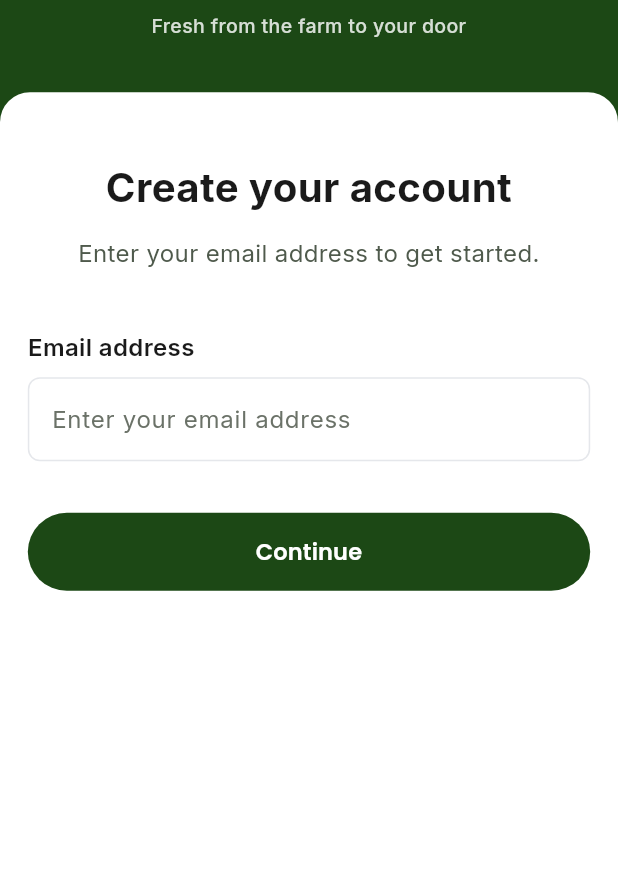
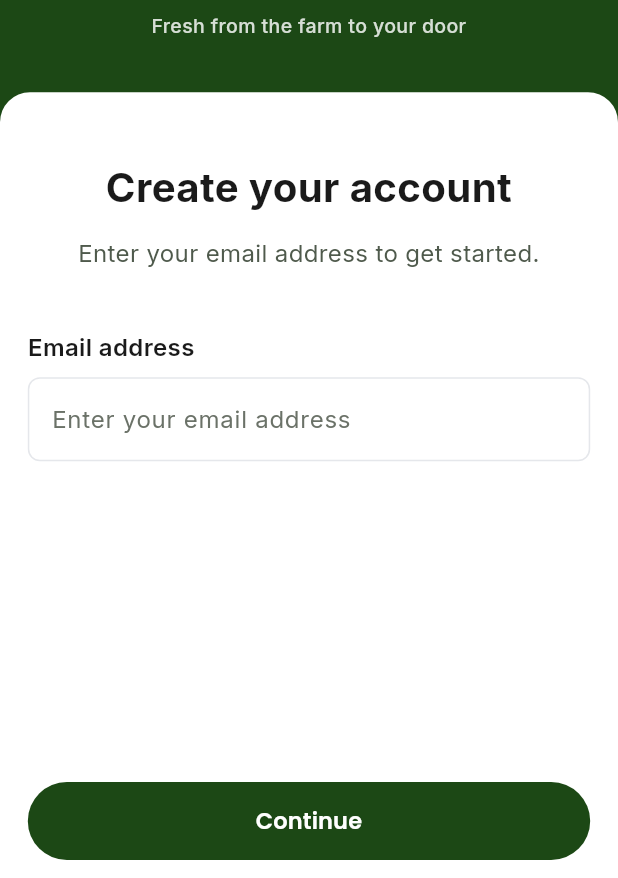
Before and after one commit to Delian21/growbox-app, a Flutter app: the RegistrationScreen screen opened directly, after a tap on "Continue with Email", on a phone screen of 412 x 824 dp, the part 358-1236 px from its top. Run offline on Flutter 3.47's test engine with Material 3 defaults, Android fonts, the phone set to English and light mode, and no system bars; our stand-ins replace google_fonts, google_maps_flutter, shared_preferences, speech_to_text; accounts and stored records are empty.

Commit message:
Pin the sign-up CTA in the sheet and fit the welcome step on short phones
The welcome step carried the only consent notice, and the sheet ended above
the Continue button on short screens. The CTA now lives in a pinned footer
that clears the keyboard inset, and the welcome content is tightened so the
notice and Skip stay above the fold at 360x640.

Generated with Codebuff 🤖
Co-Authored-By: Codebuff <noreply@codebuff.com>

```diff
--- a/lib/screens/registration_screen.dart
+++ b/lib/screens/registration_screen.dart
@@ -223,7 +223,7 @@ class _RegistrationScreenState extends State<RegistrationScreen> {
 
     return Scaffold(
       backgroundColor: C.primary(context),
-      resizeToAvoidBottomInset: true,
+      resizeToAvoidBottomInset: false,
       body: SafeArea(
         child: Stack(
           children: [
@@ -297,7 +297,7 @@ class _RegistrationScreenState extends State<RegistrationScreen> {
               left: 0,
               right: 0,
               top: bandHeight + panelGap,
-              bottom: 0,
+              bottom: MediaQuery.viewInsetsOf(context).bottom,
               child: Container(
                 decoration: BoxDecoration(
                   color: C.surface(context),
@@ -324,7 +324,6 @@ class _RegistrationScreenState extends State<RegistrationScreen> {
                         children: [
                           _WelcomeStep(
                             compact: compact,
-                            onContinueWithEmail: _next,
                             onLogin: () => Navigator.of(context).push(
                               MaterialPageRoute(
                                   builder: (_) => const LoginScreen()),
@@ -334,10 +333,7 @@ class _RegistrationScreenState extends State<RegistrationScreen> {
                                   builder: (_) => const LocationScreen()),
                             ),
                           ),
-                          _EmailStep(
-                            controller: _emailController,
-                            onContinue: _continueEmail,
-                          ),
+                          _EmailStep(controller: _emailController),
                           _PasswordStep(
                             passwordController: _passwordController,
                             confirmPasswordController: _confirmPasswordController,
@@ -348,12 +344,8 @@ class _RegistrationScreenState extends State<RegistrationScreen> {
                             onToggleConfirmPassword: () => setState(
                                 () =>
                                     _obscureConfirmPassword = !_obscureConfirmPassword),
-                            onContinue: _continuePassword,
                           ),
-                          _NameStep(
-                            controller: _nameController,
-                            onContinue: _continueName,
-                          ),
+                          _NameStep(controller: _nameController),
                           _EmailConfirmationStep(
                             email: _email,
                             isChecking: _isChecking,
@@ -364,6 +356,36 @@ class _RegistrationScreenState extends State<RegistrationScreen> {
                         ],
                       ),
                     ),
+                    if (_currentStep <= 3)
+                      SafeArea(
+                        top: false,
+                        child: Padding(
+                          padding: EdgeInsets.fromLTRB(
+                            AppSizing.horizontalPadding(context),
+                            AppSpacing.sm,
+                            AppSizing.horizontalPadding(context),
+                            AppSpacing.md,
+                          ),
+                          child: SizedBox(
+                            width: double.infinity,
+                            height: AppSizing.buttonHeight(context),
+                            child: AppButton(
+                              label: _currentStep == 0
+                                  ? 'Continue with Email'
+                                  : 'Continue',
+                              onPressed: switch (_currentStep) {
+                                0 => _next,
+                                1 => _continueEmail,
+                                2 => _continuePassword,
+                                _ => _continueName,
+                              },
+                              expand: true,
+                              height: AppSizing.buttonHeight(context),
+                              radius: AppRadii.pill,
+                            ),
+                          ),
+                        ),
+                      ),
                   ],
                 ),
               ),
@@ -382,13 +404,11 @@ class _RegistrationScreenState extends State<RegistrationScreen> {
 class _WelcomeStep extends StatelessWidget {
   /// Whether this is a short phone: tighter gaps and buttons, same content.
   final bool compact;
-  final VoidCallback onContinueWithEmail;
   final VoidCallback onLogin;
   final VoidCallback onSkip;
 
   const _WelcomeStep({
     required this.compact,
-    required this.onContinueWithEmail,
     required this.onLogin,
     required this.onSkip,
   });
@@ -400,7 +420,6 @@ class _WelcomeStep extends StatelessWidget {
     // Skip shortcut sit above the fold at 360×640 instead of below it.
     final sectionSpacing =
         AppSizing.welcomeFontSize(context) * (compact ? 0.45 : 0.9);
-    final ctaHeight = compact ? 48.0 : AppSizing.buttonHeightLarge(context);
     final socialHeight = compact ? 48.0 : AppSizing.buttonHeight(context);
 
     return SingleChildScrollView(
@@ -438,17 +457,6 @@ class _WelcomeStep extends StatelessWidget {
             ),
           ),
           SizedBox(height: sectionSpacing * 0.75),
-          SizedBox(
-            width: double.infinity,
-            height: ctaHeight,
-            child: AppButton(
-              label: 'Continue with Email',
-              onPressed: onContinueWithEmail,
-              expand: true,
-              height: ctaHeight,
-              radius: AppRadii.pill,
-            ),
-          ),
           SizedBox(height: compact ? 10 : AppSpacing.lg - 2),
           Row(
             mainAxisAlignment: MainAxisAlignment.center,
@@ -584,14 +592,12 @@ class _WelcomeStep extends StatelessWidget {
 
 class _EmailStep extends StatelessWidget {
   final TextEditingController controller;
-  final VoidCallback onContinue;
 
-  const _EmailStep({required this.controller, required this.onContinue});
+  const _EmailStep({required this.controller});
 
   @override
   Widget build(BuildContext context) {
     final size = MediaQuery.sizeOf(context);
-    final bottomPadding = MediaQuery.viewInsetsOf(context).bottom;
 
     return SingleChildScrollView(
       keyboardDismissBehavior: ScrollViewKeyboardDismissBehavior.onDrag,
@@ -599,7 +605,7 @@ class _EmailStep extends StatelessWidget {
         AppSizing.horizontalPadding(context),
         24,
         AppSizing.horizontalPadding(context),
-        24 + bottomPadding,
+        24,
       ),
       child: ConstrainedBox(
         constraints: BoxConstraints(
@@ -645,18 +651,6 @@ class _EmailStep extends StatelessWidget {
                   ),
                 ),
               ),
-              const Spacer(),
-              SizedBox(
-                width: double.infinity,
-                height: AppSizing.buttonHeight(context),
-                child: AppButton(
-                  label: 'Continue',
-                  onPressed: onContinue,
-                  expand: true,
-                  height: AppSizing.buttonHeight(context),
-                  radius: AppRadii.pill,
-                ),
-              ),
             ],
           ),
         ),
@@ -678,7 +672,6 @@ class _PasswordStep extends StatelessWidget {
   final bool obscureConfirmPassword;
   final VoidCallback onTogglePassword;
   final VoidCallback onToggleConfirmPassword;
-  final VoidCallback onContinue;
 
   const _PasswordStep({
     required this.passwordController,
@@ -687,13 +680,11 @@ class _PasswordStep extends StatelessWidget {
     required this.obscureConfirmPassword,
     required this.onTogglePassword,
     required this.onToggleConfirmPassword,
-    required this.onContinue,
   });
 
   @override
   Widget build(BuildContext context) {
     final size = MediaQuery.sizeOf(context);
-    final bottomPadding = MediaQuery.viewInsetsOf(context).bottom;
 
     return SingleChildScrollView(
       keyboardDismissBehavior: ScrollViewKeyboardDismissBehavior.onDrag,
@@ -701,7 +692,7 @@ class _PasswordStep extends StatelessWidget {
         AppSizing.horizontalPadding(context),
         24,
         AppSizing.horizontalPadding(context),
-        24 + bottomPadding,
+        24,
       ),
       child: ConstrainedBox(
         constraints: BoxConstraints(
@@ -799,18 +790,7 @@ class _PasswordStep extends StatelessWidget {
                       .copyWith(color: C.textSecondary(context)),
                 ),
               ),
-              SizedBox(height: size.height < 700 ? 30 : 50),
-              SizedBox(
-                width: double.infinity,
-                height: AppSizing.buttonHeight(context),
-                child: AppButton(
-                  label: 'Continue',
-                  onPressed: onContinue,
-                  expand: true,
-                  height: AppSizing.buttonHeight(context),
-                  radius: AppRadii.pill,
-                ),
-              ),
+              const SizedBox(height: AppSpacing.md),
             ],
           ),
         ),
@@ -827,14 +807,12 @@ class _PasswordStep extends StatelessWidget {
 
 class _NameStep extends StatelessWidget {
   final TextEditingController controller;
-  final VoidCallback onContinue;
 
-  const _NameStep({required this.controller, required this.onContinue});
+  const _NameStep({required this.controller});
 
   @override
   Widget build(BuildContext context) {
     final size = MediaQuery.sizeOf(context);
-    final bottomPadding = MediaQuery.viewInsetsOf(context).bottom;
 
     return SingleChildScrollView(
       keyboardDismissBehavior: ScrollViewKeyboardDismissBehavior.onDrag,
@@ -842,7 +820,7 @@ class _NameStep extends StatelessWidget {
         AppSizing.horizontalPadding(context),
         24,
         AppSizing.horizontalPadding(context),
-        24 + bottomPadding,
+        24,
       ),
       child: ConstrainedBox(
         constraints: BoxConstraints(
@@ -888,18 +866,7 @@ class _NameStep extends StatelessWidget {
                   ),
                 ),
               ),
-              SizedBox(height: size.height < 700 ? 30 : 50),
-              SizedBox(
-                width: double.infinity,
-                height: AppSizing.buttonHeight(context),
-                child: AppButton(
-                  label: 'Continue',
-                  onPressed: onContinue,
-                  expand: true,
-                  height: AppSizing.buttonHeight(context),
-                  radius: AppRadii.pill,
-                ),
-              ),
+              const SizedBox(height: AppSpacing.md),
             ],
           ),
         ),
```
